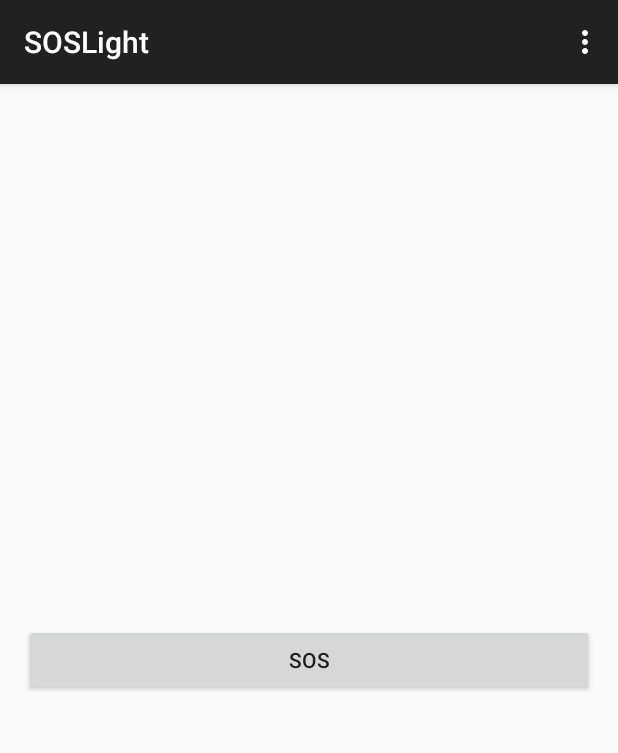
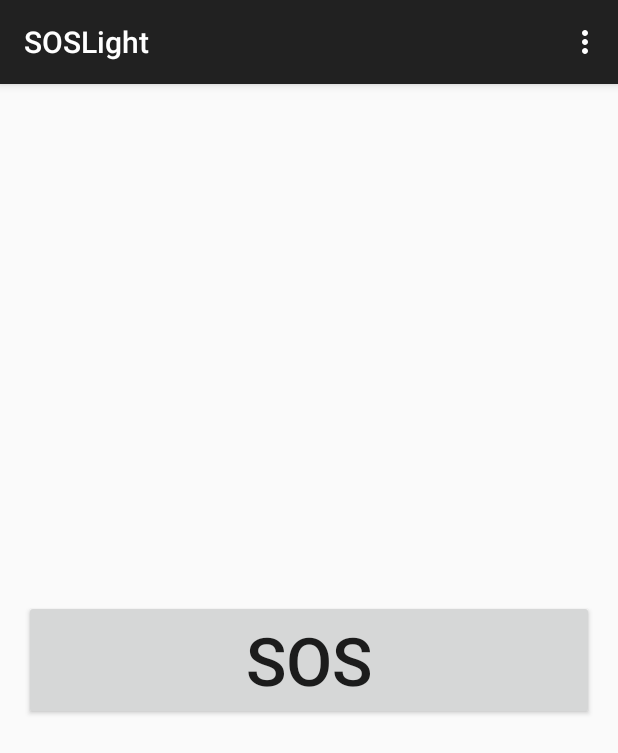
Before and after one commit to iamfiras/SOSLight, an Android app: the screen it shows after launch (MainActivity), on a phone screen of 412 x 824 dp. Shown: the top 753 px of the screen. Run offline under Robolectric (Android 15) with nearby library versions, the phone set to English and light mode, and no system bars; libraries missing offline, so code that uses them is left out: com.cengalabs.flatui; plain views replace FlatButton; 3 statements that could not run were skipped.

Commit message:
button styling

```diff
--- a/app/src/main/java/com/bessadok/firas/soslight/MainActivity.java
+++ b/app/src/main/java/com/bessadok/firas/soslight/MainActivity.java
@@ -59,7 +59,7 @@ public class MainActivity extends ActionBarActivity {
             @Override
             public void onClick(View v) {
                 try {
-                    lightWritting("SOS");
+                    lightWritting("E");
                 } catch (InterruptedException e) {
                     e.printStackTrace();
                 }
--- a/app/src/main/res/layout/activity_main.xml
+++ b/app/src/main/res/layout/activity_main.xml
@@ -1,9 +1,13 @@
 <RelativeLayout xmlns:android="http://schemas.android.com/apk/res/android"
-    xmlns:tools="http://schemas.android.com/tools" android:layout_width="match_parent"
-    android:layout_height="match_parent" android:paddingLeft="@dimen/activity_horizontal_margin"
+    xmlns:tools="http://schemas.android.com/tools"
+    xmlns:flatui="http://schemas.android.com/apk/res-auto"
+    android:layout_width="match_parent"
+    android:layout_height="match_parent"
+    android:paddingLeft="@dimen/activity_horizontal_margin"
     android:paddingRight="@dimen/activity_horizontal_margin"
     android:paddingTop="@dimen/activity_vertical_margin"
-    android:paddingBottom="@dimen/activity_vertical_margin" tools:context=".MainActivity">
+    android:paddingBottom="@dimen/activity_vertical_margin"
+    tools:context=".MainActivity">
 
     <com.cengalabs.flatui.views.FlatButton
         android:layout_width="fill_parent"
@@ -11,5 +15,10 @@
         android:text="SOS"
         android:id="@+id/button"
         android:layout_centerVertical="true"
-        android:layout_centerHorizontal="true" />
+        android:layout_centerHorizontal="true"
+        flatui:fl_blockButtonEffectHeight="3dp"
+        flatui:fl_fontFamily="roboto"
+        flatui:fl_fontWeight="light"
+        android:textSize="20pt" />
+
 </RelativeLayout>
```
